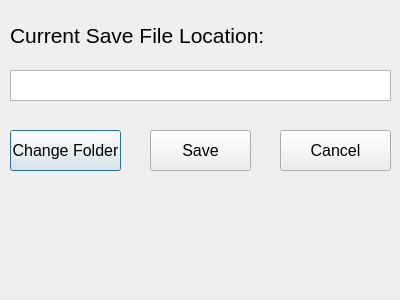
The window that ui_elements/change_save_location/changesavelocation.ui (Cub1cMang0/FLEX) describes before a commit, drawn with Qt 5.
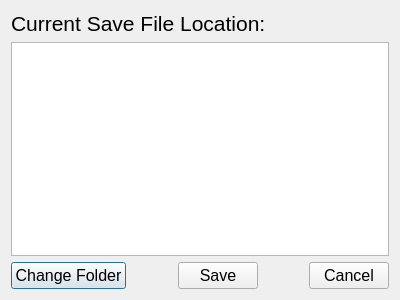
The same window after the commit.

Commit message: Added dynamic object resizing when window changes size. Preparing for software packaging.

The edit to the form file:
```diff
--- a/ui_elements/change_save_location/changesavelocation.ui
+++ b/ui_elements/change_save_location/changesavelocation.ui
@@ -13,14 +13,16 @@
   <property name="windowTitle">
    <string>File Save Location</string>
   </property>
+  <layout class="QVBoxLayout" name="verticalLayout_2">
+   <item>
+    <layout class="QVBoxLayout" name="verticalLayout">
+     <item>
   <widget class="QLabel" name="info_label">
-   <property name="geometry">
-    <rect>
-     <x>10</x>
-     <y>20</y>
-     <width>381</width>
-     <height>31</height>
-    </rect>
+       <property name="sizePolicy">
+        <sizepolicy hsizetype="Preferred" vsizetype="Fixed">
+         <horstretch>0</horstretch>
+         <verstretch>0</verstretch>
+        </sizepolicy>
    </property>
    <property name="font">
     <font>
@@ -34,24 +36,28 @@
     <string>Current Save File Location:</string>
    </property>
   </widget>
+     </item>
+     <item>
   <widget class="QTextEdit" name="save_location">
-   <property name="geometry">
-    <rect>
-     <x>10</x>
-     <y>70</y>
-     <width>381</width>
-     <height>31</height>
-    </rect>
-   </property>
-  </widget>
+       <property name="sizePolicy">
+        <sizepolicy hsizetype="Expanding" vsizetype="Ignored">
+         <horstretch>0</horstretch>
+         <verstretch>0</verstretch>
+        </sizepolicy>
+       </property>
+      </widget>
+     </item>
+    </layout>
+   </item>
+   <item>
+    <layout class="QHBoxLayout" name="buttons_hlayout">
+     <item>
   <widget class="QPushButton" name="change_folder">
-   <property name="geometry">
-    <rect>
-     <x>10</x>
-     <y>130</y>
-     <width>111</width>
-     <height>41</height>
-    </rect>
+       <property name="sizePolicy">
+        <sizepolicy hsizetype="Expanding" vsizetype="Fixed">
+         <horstretch>0</horstretch>
+         <verstretch>0</verstretch>
+        </sizepolicy>
    </property>
    <property name="font">
     <font>
@@ -62,14 +68,27 @@
     <string>Change Folder</string>
    </property>
   </widget>
+     </item>
+     <item>
+      <spacer name="horizontalSpacer">
+       <property name="orientation">
+        <enum>Qt::Orientation::Horizontal</enum>
+       </property>
+       <property name="sizeHint" stdset="0">
+        <size>
+         <width>40</width>
+         <height>20</height>
+        </size>
+       </property>
+      </spacer>
+     </item>
+     <item>
   <widget class="QPushButton" name="save_button">
-   <property name="geometry">
-    <rect>
-     <x>150</x>
-     <y>130</y>
-     <width>101</width>
-     <height>41</height>
-    </rect>
+       <property name="sizePolicy">
+        <sizepolicy hsizetype="Expanding" vsizetype="Fixed">
+         <horstretch>0</horstretch>
+         <verstretch>0</verstretch>
+        </sizepolicy>
    </property>
    <property name="font">
     <font>
@@ -80,14 +99,27 @@
     <string>Save</string>
    </property>
   </widget>
+     </item>
+     <item>
+      <spacer name="horizontalSpacer_2">
+       <property name="orientation">
+        <enum>Qt::Orientation::Horizontal</enum>
+       </property>
+       <property name="sizeHint" stdset="0">
+        <size>
+         <width>40</width>
+         <height>20</height>
+        </size>
+       </property>
+      </spacer>
+     </item>
+     <item>
   <widget class="QPushButton" name="cancel_button">
-   <property name="geometry">
-    <rect>
-     <x>280</x>
-     <y>130</y>
-     <width>111</width>
-     <height>41</height>
-    </rect>
+       <property name="sizePolicy">
+        <sizepolicy hsizetype="Expanding" vsizetype="Fixed">
+         <horstretch>0</horstretch>
+         <verstretch>0</verstretch>
+        </sizepolicy>
    </property>
    <property name="font">
     <font>
@@ -98,6 +130,10 @@
     <string>Cancel</string>
    </property>
   </widget>
+     </item>
+    </layout>
+   </item>
+  </layout>
  </widget>
  <resources/>
  <connections/>
```
Lines whose indentation alone changed are shown as unchanged. The commit also changes 6 other files.
